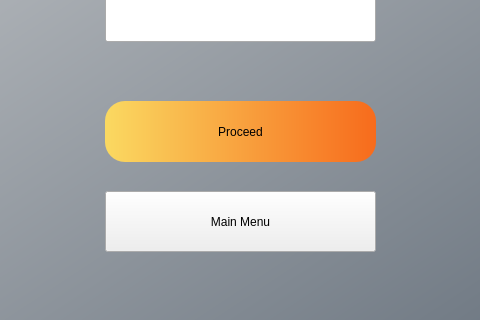
First picture: the form in QR-Code-Generator/RSL-QRCode-Generator/AccountRecoveryPage3.ui, repository Billy4896/Account-System-Interface, before the edit; both pictures show x 365 to 845 and y 479 to 799 of the 1200 by 799 pixel window.
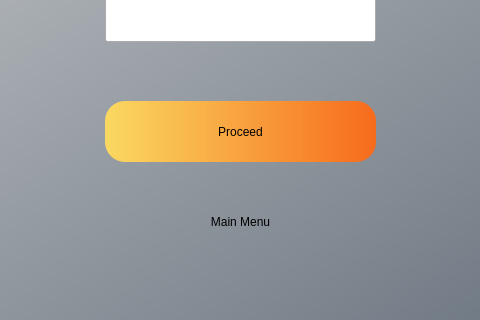
Second picture: the form after the edit. Icons and pictures are not drawn.

```diff
--- a/QR-Code-Generator/RSL-QRCode-Generator/AccountRecoveryPage3.ui
+++ b/QR-Code-Generator/RSL-QRCode-Generator/AccountRecoveryPage3.ui
@@ -138,7 +138,7 @@
       </rect>
      </property>
      <property name="styleSheet">
-      <string notr="true">QPushButton#backButton{
+      <string notr="true">QPushButton#mainMenuButton{
 	border-radius: 20px;
 	background-color: qlineargradient(spread:pad, x1:0, y1:0, x2:1, y2:0, stop:0 			rgba(250, 217, 97, 255), stop:1 rgba(247, 107, 28, 255));
 	font: 75 17pt &quot;Berlin Sans FB&quot;;
```
Left out of the diff: 2 changed lines with no effect on the pictures.
